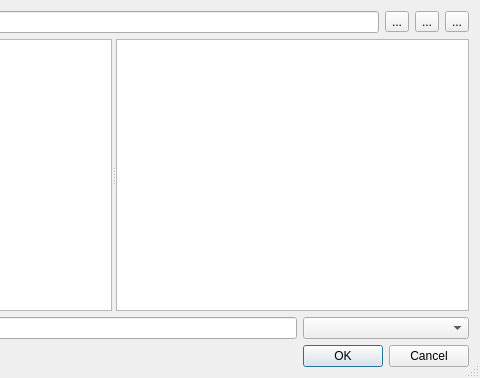
This is filedialog.ui in PonyEdit/PonyEdit as Qt 5 draws it before an edit; both pictures show x 253 to 733 and y 0 to 378 of the 733 by 378 pixel window. The edited form follows.
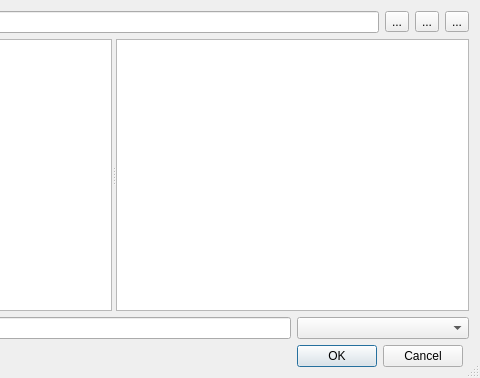
This is the edited form. Icons and pictures are not drawn.

Commit message: Start tracking which files the user has selected in the text field at the bottom

The edit to the form file:
```diff
--- a/filedialog.ui
+++ b/filedialog.ui
@@ -80,19 +80,15 @@
       <widget class="QComboBox" name="comboBox"/>
      </item>
      <item row="1" column="2">
-      <widget class="QPushButton" name="pushButton">
-       <property name="text">
-        <string>OK</string>
+      <widget class="QDialogButtonBox" name="buttonBox">
+       <property name="sizePolicy">
+        <sizepolicy hsizetype="Fixed" vsizetype="Fixed">
+         <horstretch>0</horstretch>
+         <verstretch>0</verstretch>
+        </sizepolicy>
        </property>
-       <property name="default">
-        <bool>true</bool>
-       </property>
-      </widget>
-     </item>
-     <item row="1" column="3">
-      <widget class="QPushButton" name="pushButton_2">
-       <property name="text">
-        <string>Cancel</string>
+       <property name="standardButtons">
+        <set>QDialogButtonBox::Cancel|QDialogButtonBox::Ok</set>
        </property>
       </widget>
      </item>
```
Left out of the diff: 2 changed lines with no effect on the pictures. The commit also changes 2 other files.
